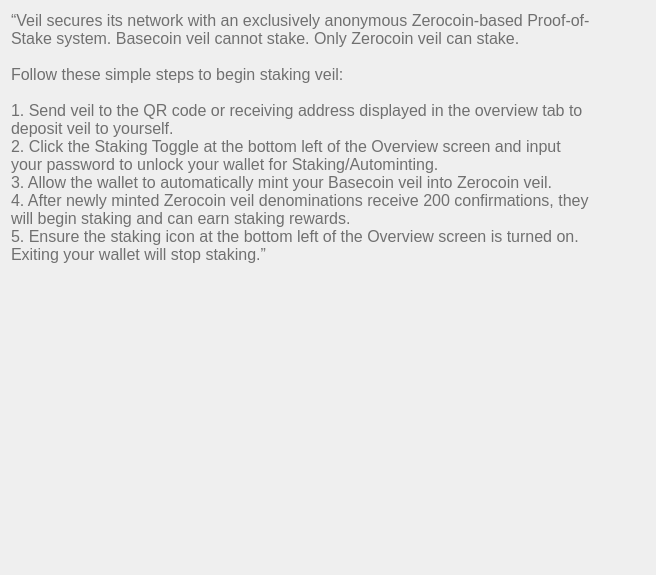
Old version of the form src/qt/veil/forms/settingsfaq08.ui in the repository Veil-Project/veil.
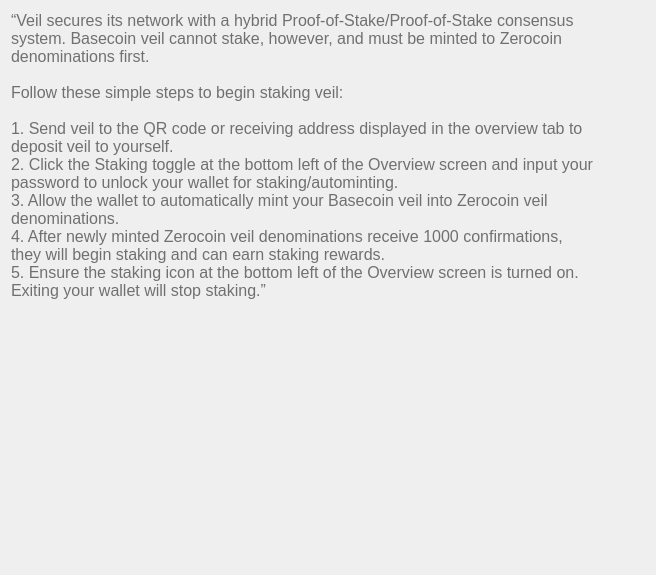
New version of the form.

Commit message: Remove or update of Zerocoin privacy mentions

Patch:
```diff
--- a/src/qt/veil/forms/settingsfaq08.ui
+++ b/src/qt/veil/forms/settingsfaq08.ui
@@ -33,14 +33,14 @@
       <string notr="true">font-weight:200;</string>
      </property>
      <property name="text">
-      <string>“Veil secures its network with an exclusively anonymous Zerocoin-based Proof-of-Stake system. Basecoin veil cannot stake. Only Zerocoin veil can stake.
+      <string>“Veil secures its network with a hybrid Proof-of-Stake/Proof-of-Stake consensus system. Basecoin veil cannot stake, however, and must be minted to Zerocoin denominations first.
 
 Follow these simple steps to begin staking veil:
 
 1. Send veil to the QR code or receiving address displayed in the overview tab to deposit veil to yourself.
-2. Click the Staking Toggle at the bottom left of the Overview screen and input your password to unlock your wallet for Staking/Autominting.
-3. Allow the wallet to automatically mint your Basecoin veil into Zerocoin veil.
-4. After newly minted Zerocoin veil denominations receive 200 confirmations, they will begin staking and can earn staking rewards.
+2. Click the Staking toggle at the bottom left of the Overview screen and input your password to unlock your wallet for staking/autominting.
+3. Allow the wallet to automatically mint your Basecoin veil into Zerocoin veil denominations.
+4. After newly minted Zerocoin veil denominations receive 1000 confirmations, they will begin staking and can earn staking rewards.
 5. Ensure the staking icon at the bottom left of the Overview screen is turned on. Exiting your wallet will stop staking.”					</string>
      </property>
      <property name="alignment">
```
The commit also changes 31 other files.
